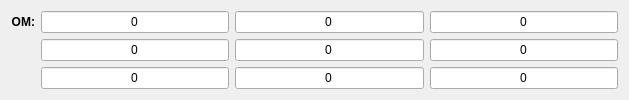
This is Source/Plugins/OrientationAnalysis/Widgets/UI_Files/OmWidget.ui in BlueQuartzSoftware/DREAM3D as Qt 5 draws it before an edit. The edited form follows.
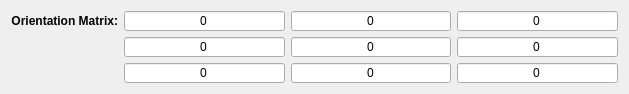
This is the edited form.

Commit message: Making some last tweaks to the Orientation Utility.

Diff of the .ui file:
```diff
--- a/Source/Plugins/OrientationAnalysis/Widgets/UI_Files/OmWidget.ui
+++ b/Source/Plugins/OrientationAnalysis/Widgets/UI_Files/OmWidget.ui
@@ -23,7 +23,7 @@
 }</string>
      </property>
      <property name="text">
-      <string>&lt;html&gt;&lt;head/&gt;&lt;body&gt;&lt;p&gt;&lt;span style=&quot; font-size:9pt;&quot;&gt;OM:&lt;/span&gt;&lt;/p&gt;&lt;/body&gt;&lt;/html&gt;</string>
+      <string>&lt;html&gt;&lt;head/&gt;&lt;body&gt;&lt;p&gt;&lt;span style=&quot; font-size:9pt;&quot;&gt;Orientation Matrix:&lt;/span&gt;&lt;/p&gt;&lt;/body&gt;&lt;/html&gt;</string>
      </property>
      <property name="alignment">
       <set>Qt::AlignRight|Qt::AlignTrailing|Qt::AlignVCenter</set>
@@ -32,6 +32,12 @@
    </item>
    <item row="0" column="1">
     <widget class="QLineEdit" name="om1">
+     <property name="minimumSize">
+      <size>
+       <width>118</width>
+       <height>20</height>
+      </size>
+     </property>
      <property name="toolTip">
       <string/>
      </property>
@@ -45,6 +51,12 @@
    </item>
    <item row="0" column="2">
     <widget class="QLineEdit" name="om2">
+     <property name="minimumSize">
+      <size>
+       <width>118</width>
+       <height>20</height>
+      </size>
+     </property>
      <property name="toolTip">
       <string/>
      </property>
@@ -58,6 +70,12 @@
    </item>
    <item row="1" column="1">
     <widget class="QLineEdit" name="om4">
+     <property name="minimumSize">
+      <size>
+       <width>118</width>
+       <height>20</height>
+      </size>
+     </property>
      <property name="toolTip">
       <string/>
      </property>
@@ -71,6 +89,12 @@
    </item>
    <item row="1" column="2">
     <widget class="QLineEdit" name="om5">
+     <property name="minimumSize">
+      <size>
+       <width>118</width>
+       <height>20</height>
+      </size>
+     </property>
      <property name="toolTip">
       <string/>
      </property>
@@ -84,6 +108,12 @@
    </item>
    <item row="0" column="3">
     <widget class="QLineEdit" name="om3">
+     <property name="minimumSize">
+      <size>
+       <width>118</width>
+       <height>20</height>
+      </size>
+     </property>
      <property name="toolTip">
       <string/>
      </property>
@@ -97,6 +127,12 @@
    </item>
    <item row="1" column="3">
     <widget class="QLineEdit" name="om6">
+     <property name="minimumSize">
+      <size>
+       <width>118</width>
+       <height>20</height>
+      </size>
+     </property>
      <property name="toolTip">
       <string/>
      </property>
@@ -110,6 +146,12 @@
    </item>
    <item row="2" column="1">
     <widget class="QLineEdit" name="om7">
+     <property name="minimumSize">
+      <size>
+       <width>118</width>
+       <height>20</height>
+      </size>
+     </property>
      <property name="toolTip">
       <string/>
      </property>
@@ -123,6 +165,12 @@
    </item>
    <item row="2" column="2">
     <widget class="QLineEdit" name="om8">
+     <property name="minimumSize">
+      <size>
+       <width>118</width>
+       <height>20</height>
+      </size>
+     </property>
      <property name="toolTip">
       <string/>
      </property>
@@ -136,6 +184,12 @@
    </item>
    <item row="2" column="3">
     <widget class="QLineEdit" name="om9">
+     <property name="minimumSize">
+      <size>
+       <width>118</width>
+       <height>20</height>
+      </size>
+     </property>
      <property name="toolTip">
       <string/>
      </property>
```
The commit also changes 10 other files.
